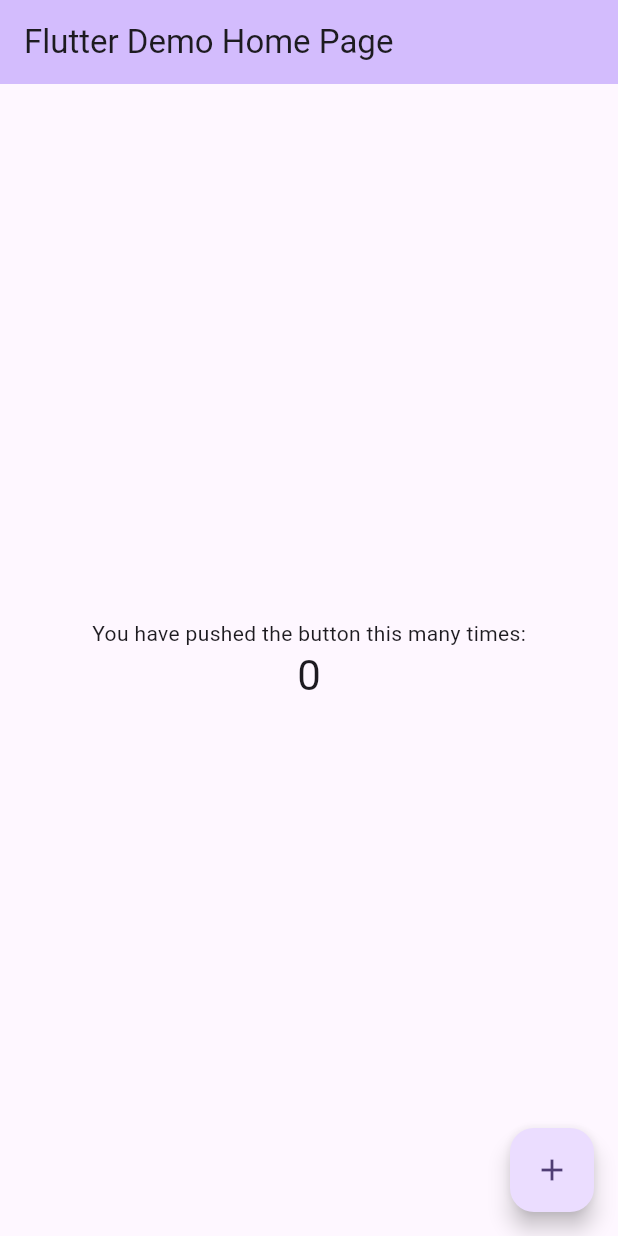
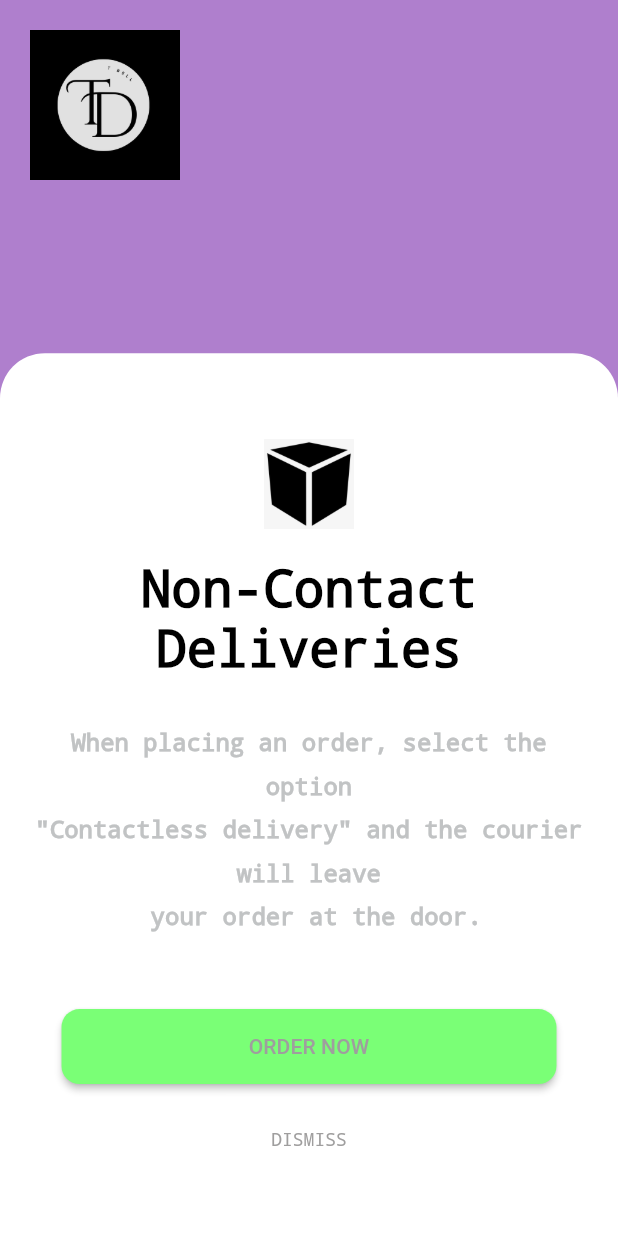
Before and after one commit to TheviniSamarakoon123/DeliveryApp_Flutter, a Flutter app: the screen it shows after launch, on a phone screen of 412 x 824 dp. Run offline on Flutter 3.47's test engine with Material 3 defaults, Android fonts, the light colour scheme and no system bars; our stand-ins replace device_preview.

Commit message:
SplashScreen Commit

```diff
--- /dev/null
+++ b/lib/Pages/SplashScreen.dart
@@ -0,0 +1,110 @@
+// ignore: file_names
+import 'package:flutter/material.dart';
+
+class SplashScreen extends StatefulWidget {
+  const SplashScreen({super.key});
+
+  @override
+  State<SplashScreen> createState() => _SplashScreenState();
+}
+
+class _SplashScreenState extends State<SplashScreen> {
+  @override
+  Widget build(BuildContext context) {
+    return SafeArea(
+      child: Stack(
+        children: [
+          Container(
+            color: const Color.fromARGB(255, 175, 127, 205),
+          ),
+          Positioned(
+            top: 20,
+            left: 20,
+            child: Image.asset(
+              'assets/logo.jpg',
+              width: 100,
+              height: 100,
+            ),
+          ),
+          Positioned(
+            bottom: 0,
+            left: 0,
+            right: 0,
+            child: Container(
+              height: MediaQuery.of(context).size.height / 1.4,
+              decoration: const BoxDecoration(
+                color: Colors.white,
+                borderRadius: BorderRadius.only(
+                  topLeft: Radius.circular(30),
+                  topRight: Radius.circular(30),
+                ),
+              ),
+              child: Column(
+                mainAxisSize: MainAxisSize.min,
+                children: [
+                  const Spacer(),
+                  Image.asset(
+                    'assets/logo1.jpg',
+                    width: 60,
+                    height: 60,
+                  ),
+                  const SizedBox(height: 20),
+                  const Text(
+                    'Non-Contact\nDeliveries',
+                    textAlign: TextAlign.center,
+                    style: TextStyle(
+                      color: Colors.black,
+                      fontSize: 34,
+                      fontWeight: FontWeight.bold,
+                      decoration: TextDecoration.none,
+                    ),
+                  ),
+                  const SizedBox(height: 25),
+                  const Padding(
+                    padding: EdgeInsets.symmetric(horizontal: 20.0),
+                    child: Text(
+                      'When placing an order, select the option\n"Contactless delivery" and the courier will leave\n your order at the door.',
+                      textAlign: TextAlign.center,
+                      style: TextStyle(
+                        color: Color.fromARGB(255, 193, 195, 196),
+                        fontSize: 16,
+                        height: 1.8,
+                        decoration: TextDecoration.none,
+                      ),
+                    ),
+                  ),
+                  const SizedBox(height: 50),
+                  ElevatedButton(
+                    onPressed: () {},
+                    style: ElevatedButton.styleFrom(
+                      foregroundColor: const Color.fromARGB(255, 159, 158, 158),
+                      backgroundColor: const Color.fromARGB(255, 122, 255, 118),
+                      minimumSize: const Size(330, 50),
+                      elevation: 2,
+                      shape: RoundedRectangleBorder(
+                        borderRadius: BorderRadius.circular(12),
+                      ),
+                    ),
+                    child: const Text('ORDER NOW'),
+                  ),
+                  const SizedBox(height: 30),
+                  const Text(
+                    'DISMISS',
+                    textAlign: TextAlign.center,
+                    style: TextStyle(
+                      color: Color.fromARGB(255, 159, 158, 158),
+                      fontSize: 12,
+                      fontWeight: FontWeight.normal,
+                      decoration: TextDecoration.none,
+                    ),
+                  ),
+                  const Spacer(flex: 1),
+                ],
+              ),
+            ),
+          ),
+        ],
+      ),
+    );
+  }
+}
--- a/lib/main.dart
+++ b/lib/main.dart
@@ -1,125 +1,31 @@
+import 'package:delivery_app_flutter/Pages/SplashScreen.dart';
 import 'package:flutter/material.dart';
+import 'package:device_preview/device_preview.dart';
 
-void main() {
-  runApp(const MyApp());
+Future<void> main() async {
+  WidgetsFlutterBinding.ensureInitialized();
+  runApp(
+    DevicePreview(
+      enabled: true,
+      builder: (context) => const MyApp(),
+    ),
+  );
 }
 
 class MyApp extends StatelessWidget {
   const MyApp({super.key});
 
-  // This widget is the root of your application.
   @override
   Widget build(BuildContext context) {
     return MaterialApp(
-      title: 'Flutter Demo',
-      theme: ThemeData(
-        // This is the theme of your application.
-        //
-        // TRY THIS: Try running your application with "flutter run". You'll see
-        // the application has a purple toolbar. Then, without quitting the app,
-        // try changing the seedColor in the colorScheme below to Colors.green
-        // and then invoke "hot reload" (save your changes or press the "hot
-        // reload" button in a Flutter-supported IDE, or press "r" if you used
-        // the command line to start the app).
-        //
-        // Notice that the counter didn't reset back to zero; the application
-        // state is not lost during the reload. To reset the state, use hot
-        // restart instead.
-        //
-        // This works for code too, not just values: Most code changes can be
-        // tested with just a hot reload.
-        colorScheme: ColorScheme.fromSeed(seedColor: Colors.deepPurple),
-        useMaterial3: true,
-      ),
-      home: const MyHomePage(title: 'Flutter Demo Home Page'),
+      // ignore: deprecated_member_use
+      useInheritedMediaQuery: true,
+      locale: DevicePreview.locale(context),
+      builder: DevicePreview.appBuilder,
+      title: 'Delivery_App',
+      debugShowCheckedModeBanner: false,
+      theme: ThemeData(),
+      home:const SplashScreen(),
     );
   }
 }
-
-class MyHomePage extends StatefulWidget {
-  const MyHomePage({super.key, required this.title});
-
-  // This widget is the home page of your application. It is stateful, meaning
-  // that it has a State object (defined below) that contains fields that affect
-  // how it looks.
-
-  // This class is the configuration for the state. It holds the values (in this
-  // case the title) provided by the parent (in this case the App widget) and
-  // used by the build method of the State. Fields in a Widget subclass are
-  // always marked "final".
-
-  final String title;
-
-  @override
-  State<MyHomePage> createState() => _MyHomePageState();
-}
-
-class _MyHomePageState extends State<MyHomePage> {
-  int _counter = 0;
-
-  void _incrementCounter() {
-    setState(() {
-      // This call to setState tells the Flutter framework that something has
-      // changed in this State, which causes it to rerun the build method below
-      // so that the display can reflect the updated values. If we changed
-      // _counter without calling setState(), then the build method would not be
-      // called again, and so nothing would appear to happen.
-      _counter++;
-    });
-  }
-
-  @override
-  Widget build(BuildContext context) {
-    // This method is rerun every time setState is called, for instance as done
-    // by the _incrementCounter method above.
-    //
-    // The Flutter framework has been optimized to make rerunning build methods
-    // fast, so that you can just rebuild anything that needs updating rather
-    // than having to individually change instances of widgets.
-    return Scaffold(
-      appBar: AppBar(
-        // TRY THIS: Try changing the color here to a specific color (to
-        // Colors.amber, perhaps?) and trigger a hot reload to see the AppBar
-        // change color while the other colors stay the same.
-        backgroundColor: Theme.of(context).colorScheme.inversePrimary,
-        // Here we take the value from the MyHomePage object that was created by
-        // the App.build method, and use it to set our appbar title.
-        title: Text(widget.title),
-      ),
-      body: Center(
-        // Center is a layout widget. It takes a single child and positions it
-        // in the middle of the parent.
-        child: Column(
-          // Column is also a layout widget. It takes a list of children and
-          // arranges them vertically. By default, it sizes itself to fit its
-          // children horizontally, and tries to be as tall as its parent.
-          //
-          // Column has various properties to control how it sizes itself and
-          // how it positions its children. Here we use mainAxisAlignment to
-          // center the children vertically; the main axis here is the vertical
-          // axis because Columns are vertical (the cross axis would be
-          // horizontal).
-          //
-          // TRY THIS: Invoke "debug painting" (choose the "Toggle Debug Paint"
-          // action in the IDE, or press "p" in the console), to see the
-          // wireframe for each widget.
-          mainAxisAlignment: MainAxisAlignment.center,
-          children: <Widget>[
-            const Text(
-              'You have pushed the button this many times:',
-            ),
-            Text(
-              '$_counter',
-              style: Theme.of(context).textTheme.headlineMedium,
-            ),
-          ],
-        ),
-      ),
-      floatingActionButton: FloatingActionButton(
-        onPressed: _incrementCounter,
-        tooltip: 'Increment',
-        child: const Icon(Icons.add),
-      ), // This trailing comma makes auto-formatting nicer for build methods.
-    );
-  }
-}
--- a/pubspec.yaml
+++ b/pubspec.yaml
@@ -28,6 +28,7 @@ environment:
 # the latest version available on pub.dev. To see which dependencies have newer
 # versions available, run `flutter pub outdated`.
 dependencies:
+  device_preview: ^1.1.0
   flutter:
     sdk: flutter
 
@@ -59,8 +60,9 @@ flutter:
   uses-material-design: true
 
   # To add assets to your application, add an assets section, like this:
-  # assets:
-  #   - images/a_dot_burr.jpeg
+  assets:
+     - assets/logo.jpg
+     - assets/logo1.jpg
   #   - images/a_dot_ham.jpeg
 
   # An image asset can refer to one or more resolution-specific "variants", see
```
Also changed, not shown: assets/logo.jpg (added), assets/logo1.jpg (added), pubspec.lock, 1 other file.
